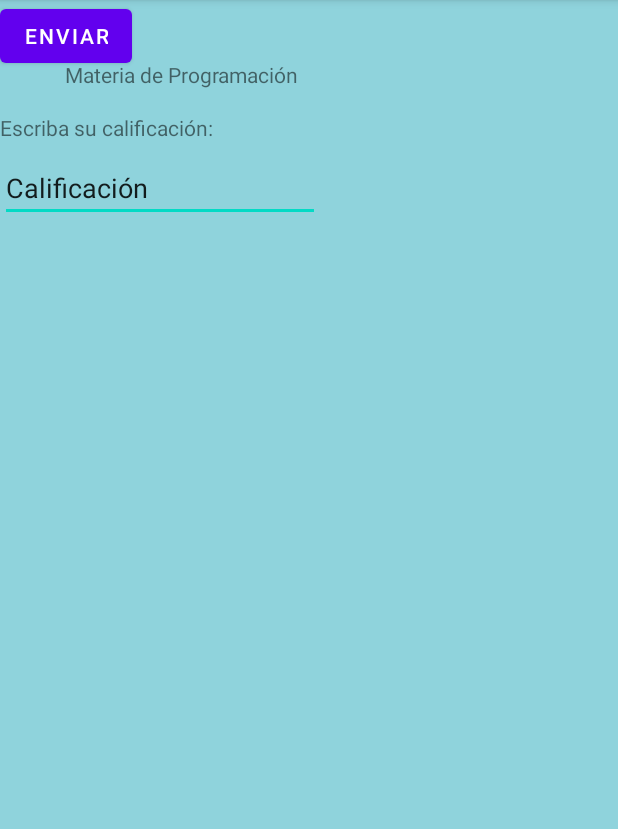
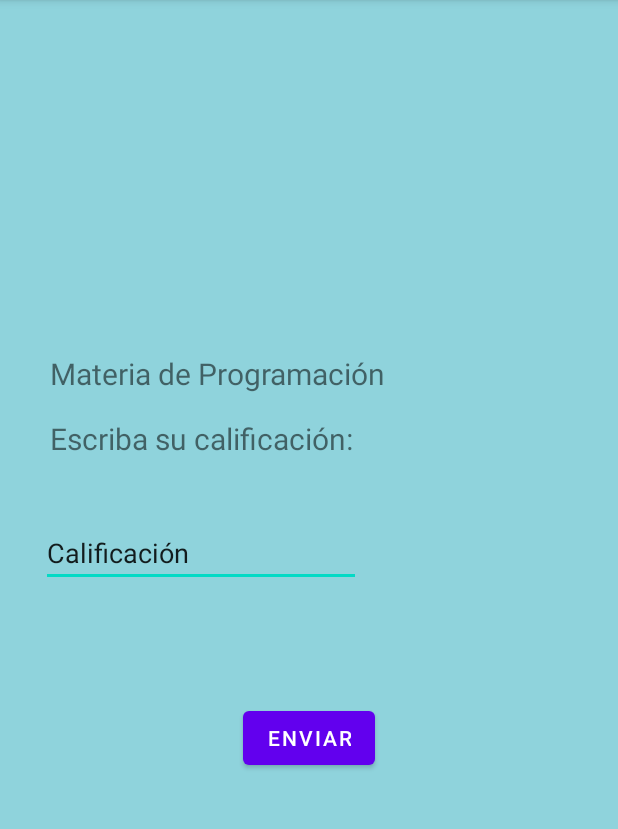
Before and after one commit to teresarico18/dispositivos-moviles-1, an Android app: the screen it shows after launch (MainActivity), on a phone screen of 412 x 824 dp, the part 84-913 px from its top. Run offline under Robolectric (Android 15) with nearby library versions, the phone set to English and light mode, and no system bars.

Commit message:
Final commit: Concatenate calif, try block for EditText

```diff
--- a/tarea_botones_intents/app/src/main/java/com/example/tarea_botones_intents/MainActivity.kt
+++ b/tarea_botones_intents/app/src/main/java/com/example/tarea_botones_intents/MainActivity.kt
@@ -1,11 +1,41 @@
 package com.example.tarea_botones_intents
 
+import android.content.Intent
 import androidx.appcompat.app.AppCompatActivity
 import android.os.Bundle
+import android.widget.Button
+import android.widget.EditText
+import android.widget.Toast
+import com.google.android.material.snackbar.Snackbar
 
 class MainActivity : AppCompatActivity() {
+    private lateinit var etCalificacion: EditText
+    private var calificacion: String? = null
     override fun onCreate(savedInstanceState: Bundle?) {
         super.onCreate(savedInstanceState)
         setContentView(R.layout.activity_main)
+
+        etCalificacion = findViewById(R.id.etCalificacion)
+
+        var bnEnviar = findViewById<Button>(R.id.bnEnviar)
+        bnEnviar.setOnClickListener{
+            calificacion = etCalificacion.text.toString()
+            try {
+                if (Integer.valueOf(calificacion) in 7..10){
+                    val i = Intent(this, MainActivity4::class.java) //cambiar vista
+                    i.putExtra("calificacion", calificacion)
+                    startActivity(i)
+                    Snackbar.make(etCalificacion, "Aprobaste: $calificacion", Snackbar.LENGTH_LONG).show()
+                } else if (Integer.valueOf(calificacion)  < 7) {
+                    val i = Intent(this, MainActivity2::class.java) //cambiar vista
+                    i.putExtra("calificacion", calificacion)
+                    startActivity(i)
+                } else {
+                    Toast.makeText(this, "Calificacion invalida.", Toast.LENGTH_LONG).show()
+                }
+            } catch (e: java.lang.NumberFormatException){
+                Toast.makeText(this, "Calificacion invalida.", Toast.LENGTH_LONG).show()
+            }
+        }
     }
 }
--- a/tarea_botones_intents/app/src/main/res/layout/activity_main.xml
+++ b/tarea_botones_intents/app/src/main/res/layout/activity_main.xml
@@ -12,12 +12,13 @@
         android:layout_width="wrap_content"
         android:layout_height="wrap_content"
         android:text="Materia de Programación"
+        android:textSize="20sp"
         app:layout_constraintBottom_toBottomOf="parent"
         app:layout_constraintEnd_toEndOf="parent"
-        app:layout_constraintHorizontal_bias="0.169"
+        app:layout_constraintHorizontal_bias="0.179"
         app:layout_constraintStart_toStartOf="parent"
         app:layout_constraintTop_toTopOf="parent"
-        app:layout_constraintVertical_bias="0.053" />
+        app:layout_constraintVertical_bias="0.318" />
 
     <TextView
         android:id="@+id/tvInstruccion"
@@ -25,26 +26,34 @@
         android:layout_height="wrap_content"
         android:layout_marginTop="16dp"
         android:text="Escriba su calificación:"
-        app:layout_constraintTop_toBottomOf="@+id/tvTitulo"
-        tools:layout_editor_absoluteX="43dp" />
+        android:textSize="20sp"
+        app:layout_constraintEnd_toEndOf="parent"
+        app:layout_constraintHorizontal_bias="0.16"
+        app:layout_constraintStart_toStartOf="parent"
+        app:layout_constraintTop_toBottomOf="@+id/tvTitulo" />
 
     <EditText
         android:id="@+id/etCalificacion"
         android:layout_width="wrap_content"
         android:layout_height="wrap_content"
-        android:layout_marginTop="8dp"
+        android:layout_marginTop="40dp"
         android:ems="10"
         android:inputType="textPersonName"
         android:text="Calificación"
-        app:layout_constraintTop_toBottomOf="@+id/tvInstruccion"
-        tools:layout_editor_absoluteX="43dp" />
+        app:layout_constraintEnd_toEndOf="parent"
+        app:layout_constraintHorizontal_bias="0.139"
+        app:layout_constraintStart_toStartOf="parent"
+        app:layout_constraintTop_toBottomOf="@+id/tvInstruccion" />
 
     <Button
         android:id="@+id/bnEnviar"
         android:layout_width="wrap_content"
         android:layout_height="wrap_content"
         android:text="Enviar"
-        tools:layout_editor_absoluteX="264dp"
-        tools:layout_editor_absoluteY="636dp" />
+        app:layout_constraintBottom_toBottomOf="parent"
+        app:layout_constraintEnd_toEndOf="parent"
+        app:layout_constraintStart_toStartOf="parent"
+        app:layout_constraintTop_toTopOf="parent"
+        app:layout_constraintVertical_bias="0.65" />
 
 </androidx.constraintlayout.widget.ConstraintLayout>
--- a/tarea_botones_intents/app/src/main/res/layout/activity_main2.xml
+++ b/tarea_botones_intents/app/src/main/res/layout/activity_main2.xml
@@ -8,7 +8,7 @@
     tools:context=".MainActivity2">
 
     <TextView
-        android:id="@+id/textView"
+        android:id="@+id/tvReprobado"
         android:layout_width="wrap_content"
         android:layout_height="wrap_content"
         android:text="Obtuviste un"
@@ -27,10 +27,10 @@
         android:text="Sigue participando"
         app:layout_constraintEnd_toEndOf="parent"
         app:layout_constraintStart_toStartOf="parent"
-        app:layout_constraintTop_toBottomOf="@+id/textView" />
+        app:layout_constraintTop_toBottomOf="@+id/tvReprobado" />
 
     <Button
-        android:id="@+id/button"
+        android:id="@+id/bnRegresar"
         android:layout_width="wrap_content"
         android:layout_height="wrap_content"
         android:text="Regresar"
--- a/tarea_botones_intents/app/src/main/res/layout/activity_main4.xml
+++ b/tarea_botones_intents/app/src/main/res/layout/activity_main4.xml
@@ -7,7 +7,7 @@
     tools:context=".MainActivity3">
 
     <TextView
-        android:id="@+id/textView3"
+        android:id="@+id/tvAprobado"
         android:layout_width="wrap_content"
         android:layout_height="wrap_content"
         android:text="Felicidades aprobaste la materia con"
```
Also changed, not shown: tarea_botones_intents/app/src/main/java/com/example/tarea_botones_intents/MainActivity2.kt (+19 -0 lines), tarea_botones_intents/app/src/main/java/com/example/tarea_botones_intents/MainActivity4.kt (+10 -0 lines).
